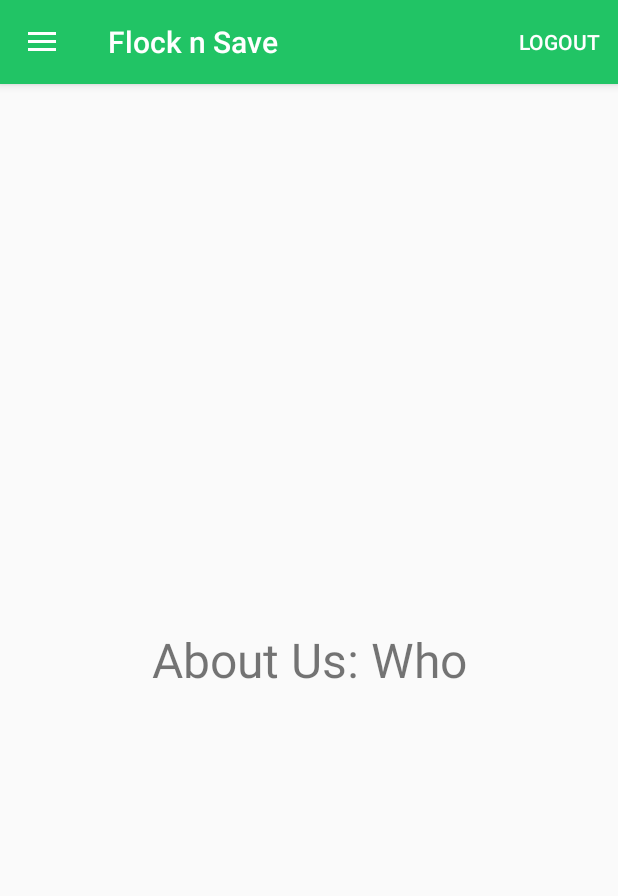
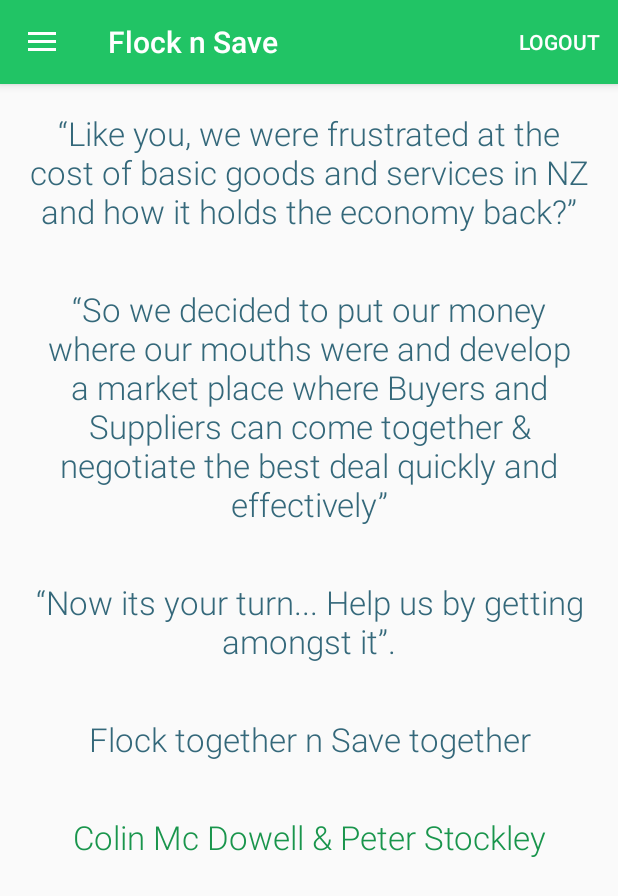
Before and after one commit to naileshvrsn/FlocknSaveApp, an Android app: the fragment AboutWhoFragment placed in its activity, on a phone screen of 412 x 824 dp. Shown: the top 896 px of the screen. Run offline under Robolectric (Android 15) with nearby library versions, the phone set to English and light mode, and no system bars; our stand-ins replace Firebase (no records; nobody signed in at launch, a user with empty details on screens opened directly); libraries missing offline, so code that uses them is left out: cn.pedant; 5 statements that could not run were skipped.

Commit message:
about us

```diff
--- a/flocknsave/app/src/main/res/layout/fragment_about_who.xml
+++ b/flocknsave/app/src/main/res/layout/fragment_about_who.xml
@@ -1,14 +1,33 @@
 <?xml version="1.0" encoding="utf-8"?>
-<LinearLayout xmlns:android="http://schemas.android.com/apk/res/android"
+<ScrollView xmlns:android="http://schemas.android.com/apk/res/android"
     android:layout_width="match_parent"
     android:layout_height="match_parent">
 
-    <TextView
+    <LinearLayout
         android:layout_width="match_parent"
         android:layout_height="wrap_content"
-        android:textSize="32sp"
-        android:layout_gravity="center"
-        android:gravity="center"
-        android:text="About Us: Who"/>
+        android:orientation="vertical">
 
-</LinearLayout>
+        <TextView
+            style="@style/whoText"
+            android:text="@string/who_text_1" />
+
+        <TextView
+            style="@style/whoText"
+            android:text="@string/who_text_2" />
+
+        <TextView
+            style="@style/whoText"
+            android:text="@string/who_text_3" />
+
+        <TextView
+            style="@style/whoText"
+            android:text="@string/who_text_4" />
+
+        <TextView
+            style="@style/whoText"
+            android:text="@string/who_text_5"
+            android:textColor="@color/flocknsaveGreen"/>
+
+    </LinearLayout>
+</ScrollView>
--- a/flocknsave/app/src/main/res/values/strings.xml
+++ b/flocknsave/app/src/main/res/values/strings.xml
@@ -133,4 +133,40 @@
         No need to accept any offer or obligation to bid
     </string>
 
+    <string name="what_text">
+        FlocknSave can be used to purchase generic goods and services like Electricity,
+        Fuel, Finance, Fencing, Fertiliser, Animal, Health, Sprays, Contracting etc.
+    </string>
+
+    <string name="when_text">
+        FlocknSave is available 24 /7 for SME Buyers, Suppliers who believe in helping
+        others save time and money will ultimately benefit themselves. The more who participate the more effective the results.
+    </string>
+
+    <string name="where_text">
+        FlocknSave is available on any device 24/7 in the upper North Island and growing every
+        day as members advise us of their needs and tell others of the time and money savings benefits.
+    </string>
+
+    <string name="who_text_1">
+        “Like you, we were frustrated at the cost of basic goods and services in NZ and how it holds the economy back?”
+    </string>
+
+    <string name="who_text_2">
+        “So we decided to put our money where our mouths were and develop a market place where Buyers and Suppliers
+        can come together &amp; negotiate the best deal quickly and effectively”
+    </string>
+
+    <string name="who_text_3">
+        “Now its your turn... Help us by getting amongst it”.
+    </string>
+
+    <string name="who_text_4">
+        Flock together n Save together
+    </string>
+
+    <string name="who_text_5">
+        Colin Mc Dowell &amp; Peter Stockley
+    </string>
+
 </resources>
--- a/flocknsave/app/src/main/res/values/styles.xml
+++ b/flocknsave/app/src/main/res/values/styles.xml
@@ -133,7 +133,7 @@
     <style name="howMainText">
         <item name="android:layout_width">match_parent</item>
         <item name="android:layout_height">wrap_content</item>
-        <item name="android:textSize">24sp</item>
+        <item name="android:textSize">22sp</item>
         <item name="android:paddingLeft">18dp</item>
         <item name="android:textColor">@color/flocknsaveDarkBlue</item>
         <item name="android:layout_marginTop">32dp</item>
@@ -142,7 +142,7 @@
     <style name="howGreenText">
         <item name="android:layout_width">match_parent</item>
         <item name="android:layout_height">wrap_content</item>
-        <item name="android:textSize">22sp</item>
+        <item name="android:textSize">20sp</item>
         <item name="android:fontFamily">sans-serif-light</item>
         <item name="android:textColor">@color/flocknsaveGreen</item>
         <item name="android:paddingTop">6dp</item>
@@ -151,15 +151,15 @@
     <style name="howRedText">
         <item name="android:layout_width">match_parent</item>
         <item name="android:layout_height">wrap_content</item>
-        <item name="android:textSize">22sp</item>
+        <item name="android:textSize">20sp</item>
         <item name="android:fontFamily">sans-serif-light</item>
         <item name="android:textColor">@color/red</item>
         <item name="android:paddingTop">6dp</item>
     </style>
 
     <style name="howCheckImage">
-        <item name="android:layout_width">32dp</item>
-        <item name="android:layout_height">32dp</item>
+        <item name="android:layout_width">28dp</item>
+        <item name="android:layout_height">28dp</item>
         <item name="android:layout_marginLeft">32dp</item>
         <item name="android:layout_marginTop">8dp</item>
         <item name="android:layout_marginRight">4dp</item>
@@ -167,12 +167,22 @@
     </style>
 
     <style name="howCrossImage">
-        <item name="android:layout_width">32dp</item>
-        <item name="android:layout_height">32dp</item>
+        <item name="android:layout_width">28dp</item>
+        <item name="android:layout_height">28dp</item>
         <item name="android:layout_marginLeft">32dp</item>
         <item name="android:layout_marginTop">8dp</item>
         <item name="android:layout_marginRight">4dp</item>
         <item name="android:src">@drawable/ic_cross_red_24dp</item>
     </style>
 
+    <style name="whoText">
+        <item name="android:layout_width">match_parent</item>
+        <item name="android:layout_height">wrap_content</item>
+        <item name="android:textSize">22sp</item>
+        <item name="android:gravity">center</item>
+        <item name="android:padding">18dp</item>
+        <item name="android:fontFamily">sans-serif-light</item>
+        <item name="android:textColor">@color/flocknsaveDarkBlue</item>
+    </style>
+
 </resources>
```
Also changed, not shown: flocknsave/app/src/main/res/layout/fragment_about_what.xml (+4 -7 lines), flocknsave/app/src/main/res/layout/fragment_about_when.xml (+3 -8 lines), flocknsave/app/src/main/res/layout/fragment_about_where.xml (+4 -7 lines).
